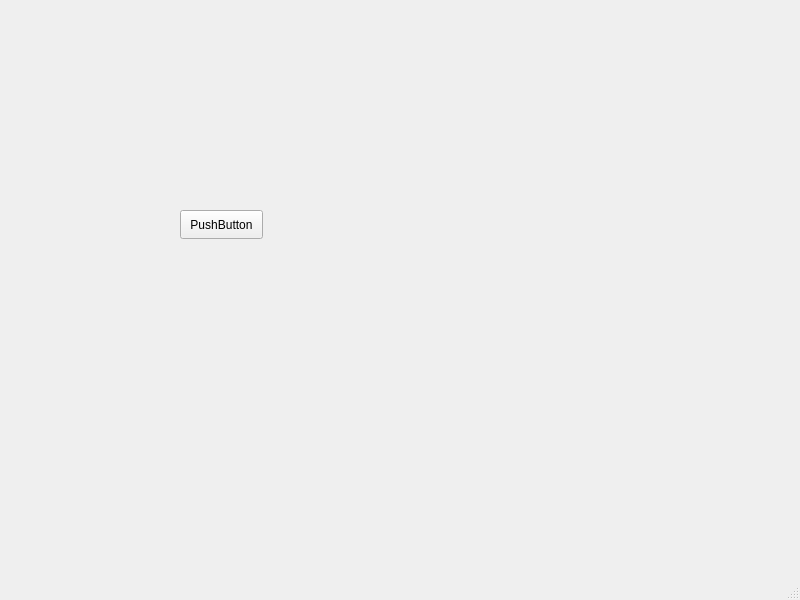
This is practiceClient/mainwindow.ui in sdedge/productionPractice as Qt 5 draws it before an edit. The edited form follows.
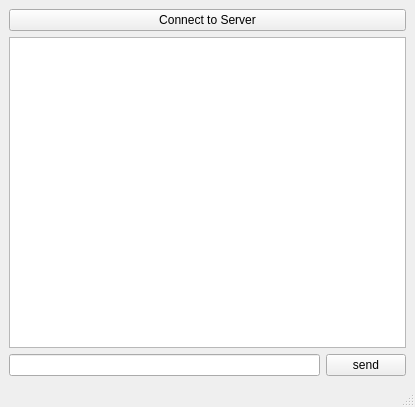
This is the edited form.

What changed in the file:
```diff
--- a/practiceClient/mainwindow.ui
+++ b/practiceClient/mainwindow.ui
@@ -6,27 +6,36 @@
    <rect>
     <x>0</x>
     <y>0</y>
-    <width>800</width>
-    <height>600</height>
+    <width>415</width>
+    <height>407</height>
    </rect>
   </property>
   <property name="windowTitle">
    <string>MainWindow</string>
   </property>
   <widget class="QWidget" name="centralwidget">
-   <widget class="QPushButton" name="pushButton">
-    <property name="geometry">
-     <rect>
-      <x>180</x>
-      <y>210</y>
-      <width>83</width>
-      <height>29</height>
-     </rect>
-    </property>
-    <property name="text">
-     <string>PushButton</string>
-    </property>
-   </widget>
+   <layout class="QGridLayout" name="gridLayout">
+    <item row="2" column="0">
+     <widget class="QLineEdit" name="lineEdit"/>
+    </item>
+    <item row="2" column="1">
+     <widget class="QPushButton" name="sendPushButton">
+      <property name="text">
+       <string>send</string>
+      </property>
+     </widget>
+    </item>
+    <item row="1" column="0" colspan="2">
+     <widget class="QTextBrowser" name="textBrowser"/>
+    </item>
+    <item row="0" column="0" colspan="2">
+     <widget class="QPushButton" name="connectToServerPushButton">
+      <property name="text">
+       <string>Connect to Server</string>
+      </property>
+     </widget>
+    </item>
+   </layout>
   </widget>
   <widget class="QMenuBar" name="menubar">
    <property name="geometry">
```
Left out of the diff: 2 changed lines with no effect on the pictures.
